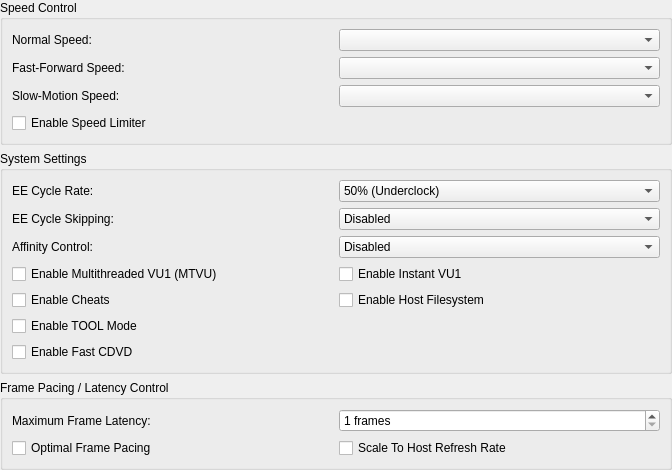
LuminarLight/pcsx2-sanity, file pcsx2-qt/Settings/EmulationSettingsWidget.ui: the form before one commit.
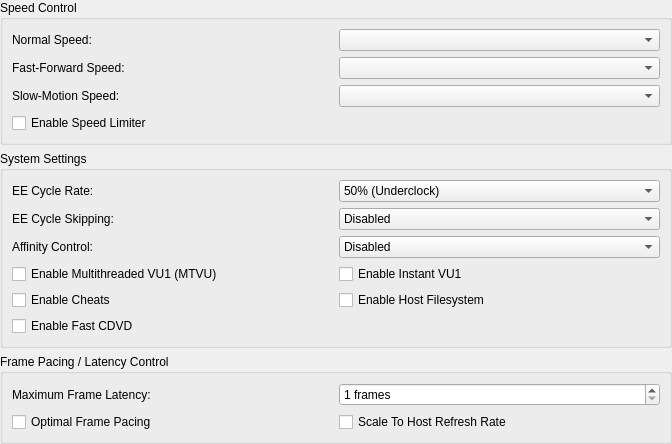
The form after the commit.

Commit message: Purged TOOL Mode, updated readme.

```diff
--- a/pcsx2-qt/Settings/EmulationSettingsWidget.ui
+++ b/pcsx2-qt/Settings/EmulationSettingsWidget.ui
@@ -94,13 +94,6 @@
           </property>
          </widget>
         </item>
-		<item row="2" column="0">
-			<widget class="QCheckBox" name="toolMode">
-				<property name="text">
-					<string>Enable TOOL Mode</string>
-				</property>
-			</widget>
-		</item>
         <item row="0" column="0">
          <widget class="QCheckBox" name="MTVU">
           <property name="text">
```
The commit also changes 8 other files.
